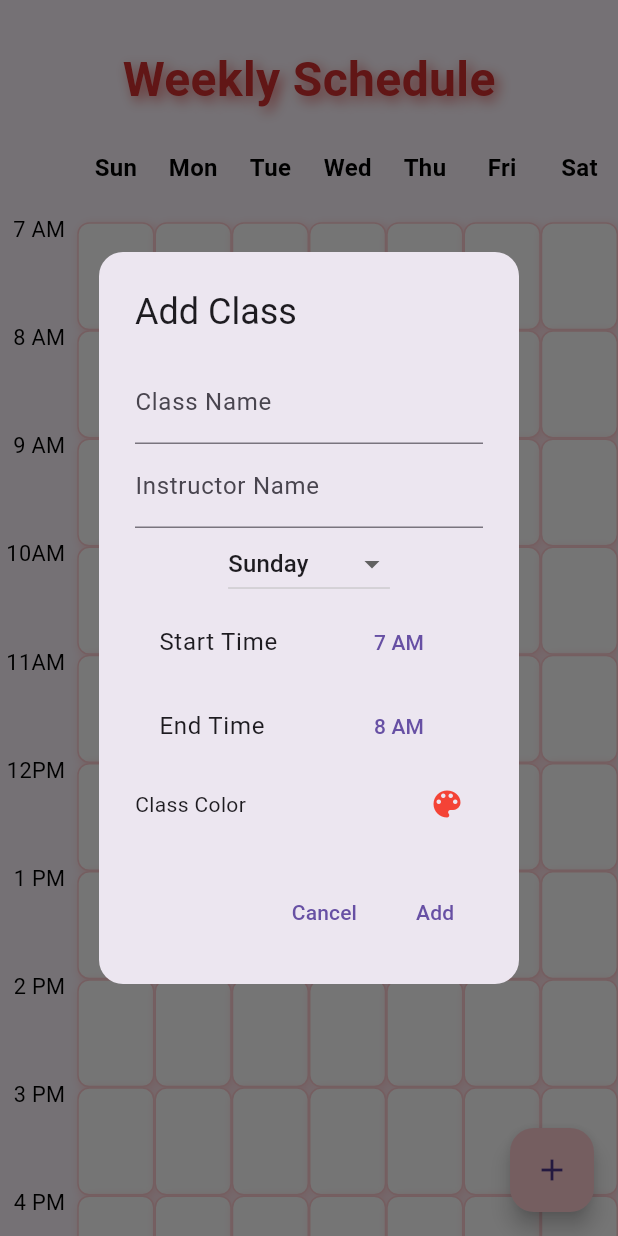
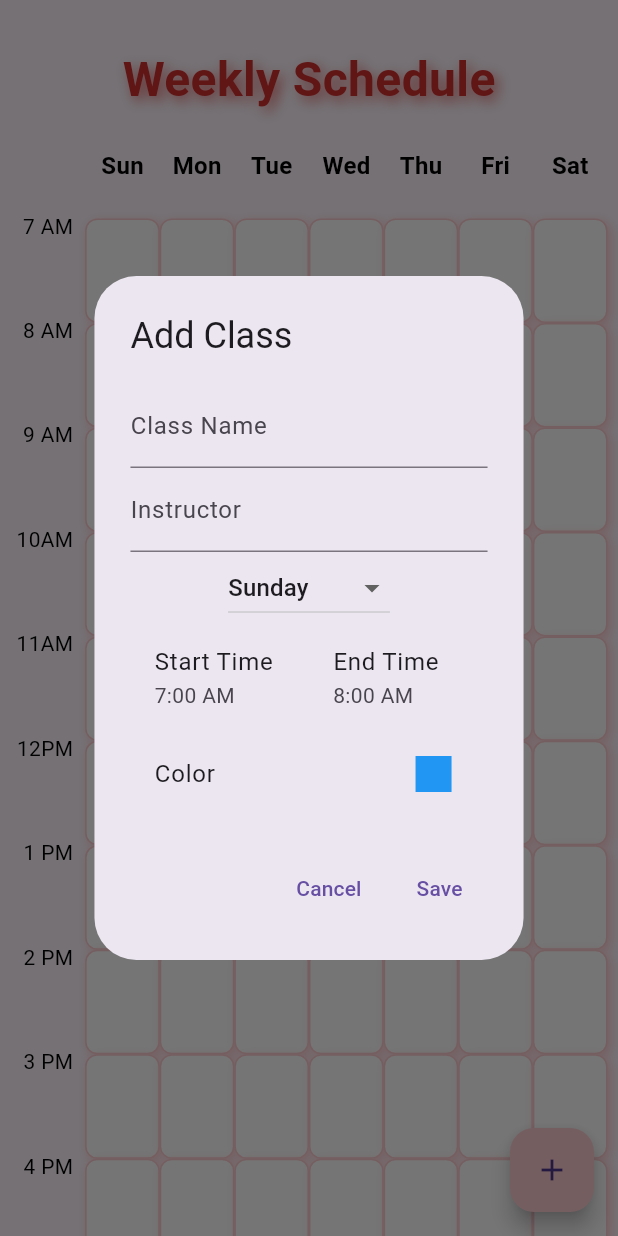
Before and after one commit to AaronCrisologo/Class-Compass-Your-University-Companion-App-, a Flutter app: the ScheduleScreen screen opened directly, after a tap on the "add" icon, on a phone screen of 412 x 824 dp. Run offline on Flutter 3.47's test engine with Material 3 defaults, Android fonts, the light colour scheme and no system bars; our stand-ins replace flutter_colorpicker, font_awesome_flutter.

Commit message:
Adjusted scaling of schedule_screen Added padding and maxwidth to the scheduler

```diff
--- a/lib/schedule_screen.dart
+++ b/lib/schedule_screen.dart
@@ -24,11 +24,22 @@ class _ScheduleScreenState extends State<ScheduleScreen> {
       backgroundColor: Colors.red[10],
       body: LayoutBuilder(
         builder: (context, constraints) {
-          final double cellWidth = constraints.maxWidth / 8;
+          final double padding = 7.0;
+          final double maxScreenWidth =
+              constraints.maxWidth - padding * 2; // Take padding into account
+          final double screenWidth =
+              maxScreenWidth > 600 ? 600 : maxScreenWidth;
+          final double cellWidth = screenWidth / 8;
           final double cellHeight =
               cellWidth * 1.4; // Adjust the aspect ratio as needed
 
           return SingleChildScrollView(
+            child: Center(
+              child: Padding(
+                padding: EdgeInsets.symmetric(
+                    horizontal: padding), // Add padding here
+                child: Container(
+                  width: screenWidth,
                   child: Column(
                     children: [
                       Padding(
@@ -83,7 +94,8 @@ class _ScheduleScreenState extends State<ScheduleScreen> {
                         ],
                       ),
                       ...List.generate(12, (timeIndex) {
-                  final currentTime = TimeOfDay(hour: 7 + timeIndex, minute: 0);
+                        final currentTime =
+                            TimeOfDay(hour: 7 + timeIndex, minute: 0);
                         return Row(
                           children: [
                             Container(
@@ -94,8 +106,8 @@ class _ScheduleScreenState extends State<ScheduleScreen> {
                                 child: Padding(
                                   padding: const EdgeInsets.only(right: 8.0),
                                   child: Align(
-                              alignment: FractionalOffset(
-                                  1.0, -0.1), // Adjust the y-position here
+                                    alignment: FractionalOffset(1.0,
+                                        -0.1), // Adjust the y-position here
                                     child: LayoutBuilder(
                                       builder: (context, constraints) {
                                         double fontSize = constraints.maxWidth /
@@ -105,7 +117,9 @@ class _ScheduleScreenState extends State<ScheduleScreen> {
                                               context, currentTime),
                                           style: TextStyle(
                                             color: Colors.black,
-                                      fontSize: fontSize,
+                                            fontSize: fontSize > 16
+                                                ? 16
+                                                : fontSize, // Set a max font size
                                           ),
                                         );
                                       },
@@ -118,8 +132,10 @@ class _ScheduleScreenState extends State<ScheduleScreen> {
                               final classForTimeSlot = classes.firstWhere(
                                 (classItem) =>
                                     classItem['day'] == dayIndex &&
-                              classItem['startTime'].hour <= currentTime.hour &&
-                              classItem['endTime'].hour > currentTime.hour,
+                                    classItem['startTime'].hour <=
+                                        currentTime.hour &&
+                                    classItem['endTime'].hour >
+                                        currentTime.hour,
                                 orElse: () => {},
                               );
 
@@ -137,7 +153,8 @@ class _ScheduleScreenState extends State<ScheduleScreen> {
                                   height: cellHeight,
                                   decoration: BoxDecoration(
                                     color: isClassBlock
-                                  ? classForTimeSlot['color'].withOpacity(0.7)
+                                        ? classForTimeSlot['color']
+                                            .withOpacity(0.7)
                                         : Colors.white,
                                     border: Border.all(
                                       color: Colors.red[100]!,
@@ -199,13 +216,15 @@ class _ScheduleScreenState extends State<ScheduleScreen> {
                                     double fontSize = constraints.maxWidth /
                                         3; // Adjust the divisor as needed
                                     return Align(
-                                alignment: FractionalOffset(
-                                    1.0, -0.2), // Adjust the y-position here
+                                      alignment: FractionalOffset(1.0,
+                                          -0.2), // Adjust the y-position here
                                       child: Text(
                                         '7 PM',
                                         style: TextStyle(
                                           color: Colors.black,
-                                    fontSize: fontSize,
+                                          fontSize: fontSize > 16
+                                              ? 16
+                                              : fontSize, // Set a max font size
                                         ),
                                       ),
                                     );
@@ -219,6 +238,9 @@ class _ScheduleScreenState extends State<ScheduleScreen> {
                         ],
                       ),
                     ],
+                  ),
+                ),
+              ),
             ),
           );
         },
@@ -319,26 +341,24 @@ class __ClassDialogState extends State<_ClassDialog> {
   void initState() {
     super.initState();
     if (widget.classItem != null) {
-      classNameController.text = widget.classItem!['name'];
-      instructorNameController.text = widget.classItem!['instructor'];
-      selectedDay = widget.classItem!['day'];
-      startTime = widget.classItem!['startTime'];
-      endTime = widget.classItem!['endTime'];
-      selectedColor = widget.classItem!['color'];
+      final classItem = widget.classItem!;
+      classNameController.text = classItem['name'];
+      instructorNameController.text = classItem['instructor'];
+      startTime = classItem['startTime'];
+      endTime = classItem['endTime'];
+      selectedDay = classItem['day'];
+      selectedColor = classItem['color'];
     } else {
-      if (widget.initialDay != null) selectedDay = widget.initialDay!;
-      if (widget.initialStartTime != null) startTime = widget.initialStartTime!;
-      if (widget.initialEndTime != null) endTime = widget.initialEndTime!;
+      selectedDay = widget.initialDay ?? 0;
+      startTime = widget.initialStartTime ?? TimeOfDay(hour: 7, minute: 0);
+      endTime = widget.initialEndTime ?? TimeOfDay(hour: 8, minute: 0);
     }
   }
 
   @override
   Widget build(BuildContext context) {
     return AlertDialog(
-      shape: RoundedRectangleBorder(
-        borderRadius: BorderRadius.circular(16.0),
-      ),
-      title: Text(widget.classItem != null ? 'Edit Class' : 'Add Class'),
+      title: Text(widget.classItem == null ? 'Add Class' : 'Edit Class'),
       content: SingleChildScrollView(
         child: Column(
           mainAxisSize: MainAxisSize.min,
@@ -349,17 +369,17 @@ class __ClassDialogState extends State<_ClassDialog> {
             ),
             TextField(
               controller: instructorNameController,
-              decoration: InputDecoration(labelText: 'Instructor Name'),
+              decoration: InputDecoration(labelText: 'Instructor'),
             ),
             DropdownButton<int>(
               value: selectedDay,
-              onChanged: (int? newValue) {
+              onChanged: (value) {
                 setState(() {
-                  selectedDay = newValue!;
+                  selectedDay = value!;
                 });
               },
               items: List.generate(7, (index) {
-                return DropdownMenuItem<int>(
+                return DropdownMenuItem(
                   value: index,
                   child: Text([
                     'Sunday',
@@ -373,96 +393,93 @@ class __ClassDialogState extends State<_ClassDialog> {
                 );
               }),
             ),
-            ListTile(
+            Row(
+              children: [
+                Expanded(
+                  child: ListTile(
                     title: Text('Start Time'),
-              trailing: TextButton(
-                onPressed: () async {
-                  TimeOfDay? picked = await showTimePicker(
+                    subtitle: Text(startTime.format(context)),
+                    onTap: () async {
+                      final time = await showTimePicker(
                         context: context,
                         initialTime: startTime,
                       );
-                  if (picked != null && picked != startTime) {
+                      if (time != null) {
                         setState(() {
-                      startTime = picked;
+                          startTime = time;
                         });
                       }
                     },
-                child: Text(formatTimeWithoutMinutes(context, startTime)),
                   ),
                 ),
-            ListTile(
+                Expanded(
+                  child: ListTile(
                     title: Text('End Time'),
-              trailing: TextButton(
-                onPressed: () async {
-                  TimeOfDay? picked = await showTimePicker(
+                    subtitle: Text(endTime.format(context)),
+                    onTap: () async {
+                      final time = await showTimePicker(
                         context: context,
                         initialTime: endTime,
                       );
-                  if (picked != null && picked != endTime) {
+                      if (time != null) {
                         setState(() {
-                      endTime = picked;
+                          endTime = time;
                         });
                       }
                     },
-                child: Text(formatTimeWithoutMinutes(context, endTime)),
                   ),
                 ),
-            Row(
-              mainAxisAlignment: MainAxisAlignment.spaceBetween,
-              children: [
-                Text('Class Color'),
-                IconButton(
-                  icon: Icon(
-                    Icons.color_lens,
-                    color: Colors.red,
+              ],
             ),
-                  onPressed: () async {
-                    final pickedColor = await showDialog<Color>(
+            ListTile(
+              title: Text('Color'),
+              trailing: Container(
+                width: 24,
+                height: 24,
+                color: selectedColor,
+              ),
+              onTap: () async {
+                Color pickedColor = selectedColor;
+                await showDialog(
                   context: context,
                   builder: (context) {
-                        Color tempColor = selectedColor;
                     return AlertDialog(
                       title: Text('Pick a color'),
                       content: SingleChildScrollView(
                         child: BlockPicker(
                           pickerColor: selectedColor,
                           onColorChanged: (color) {
-                                tempColor = color;
+                            pickedColor = color;
                           },
                         ),
                       ),
                       actions: [
                         TextButton(
                           onPressed: () {
-                                Navigator.of(context).pop(tempColor);
+                            Navigator.of(context).pop();
                           },
-                              child: Text('Select'),
+                          child: Text('OK'),
                         ),
                       ],
                     );
                   },
                 );
-
-                    if (pickedColor != null) {
                 setState(() {
                   selectedColor = pickedColor;
                 });
-                    }
               },
             ),
-              ],
+            if (widget.classItem != null)
+              TextButton(
+                onPressed: () {
+                  Navigator.of(context).pop({'delete': true});
+                },
+                child: Text('Delete Class'),
               ),
           ],
         ),
       ),
       actions: [
-        if (widget.classItem != null)
-          TextButton(
-            onPressed: () {
-              Navigator.of(context).pop({'delete': true});
-            },
-            child: Text('Delete', style: TextStyle(color: Colors.red)),
-          ),
         TextButton(
           onPressed: () {
             Navigator.of(context).pop();
@@ -471,16 +488,17 @@ class __ClassDialogState extends State<_ClassDialog> {
         ),
         TextButton(
           onPressed: () {
-            Navigator.of(context).pop({
+            final newClass = {
               'name': classNameController.text,
               'instructor': instructorNameController.text,
-              'day': selectedDay,
               'startTime': startTime,
               'endTime': endTime,
+              'day': selectedDay,
               'color': selectedColor,
-            });
+            };
+            Navigator.of(context).pop(newClass);
           },
-          child: Text(widget.classItem != null ? 'Save' : 'Add'),
+          child: Text('Save'),
         ),
       ],
     );
```
Lines whose indentation alone changed are shown as unchanged.
